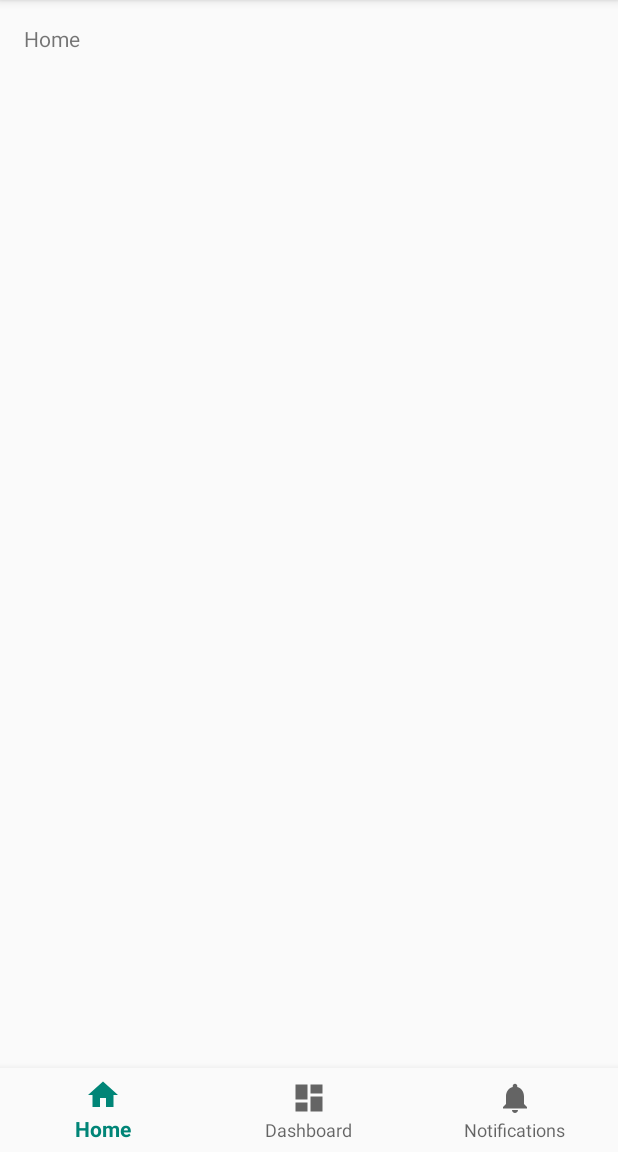
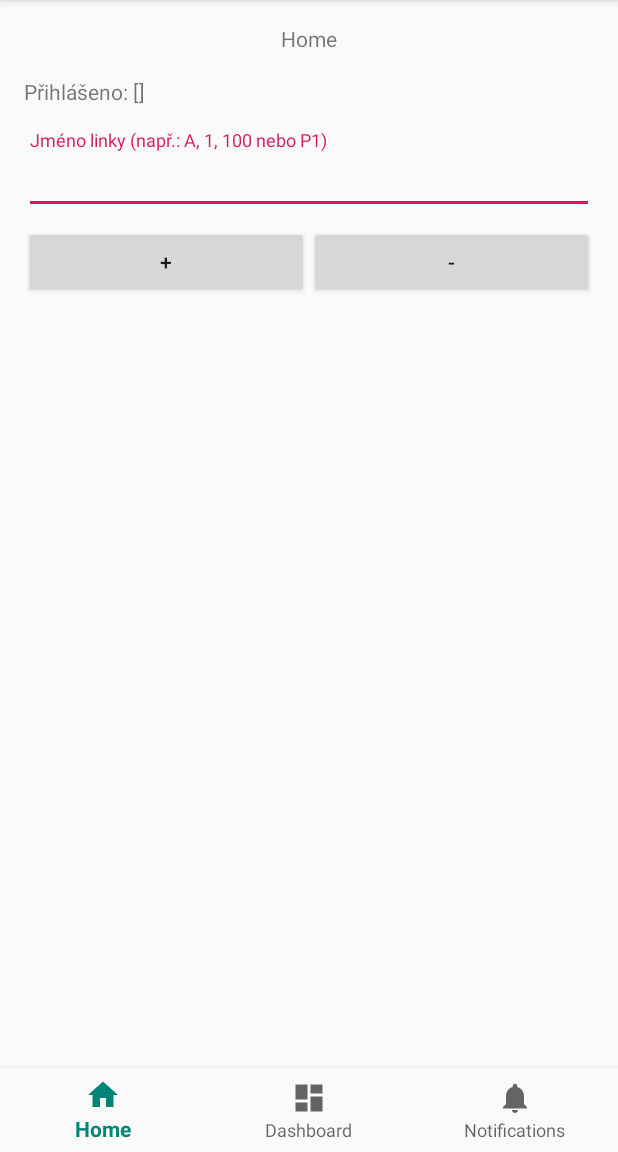
Before and after one commit to zdenda/Disruptions, an Android app: the screen it shows after launch (MainActivity), on a phone screen of 412 x 824 dp, the part 84-1236 px from its top. Run offline under Robolectric (Android 15) with nearby library versions, the phone set to English and light mode, and no system bars.

Commit message:
add receiving of Firebase Cloud Messages

```diff
--- /dev/null
+++ b/app/src/main/java/eu/zkkn/android/disruptions/Preferences.kt
@@ -0,0 +1,40 @@
+package eu.zkkn.android.disruptions
+
+import android.content.Context
+import android.content.SharedPreferences
+import android.preference.PreferenceManager
+
+
+object Preferences {
+
+    private const val PREF_KEY_TOPICS = "topics"
+
+    private lateinit var preferences: SharedPreferences
+
+
+    private fun getPreferences(context: Context): SharedPreferences {
+        if (!Preferences::preferences.isInitialized) {
+            preferences = PreferenceManager.getDefaultSharedPreferences(context.applicationContext)
+        }
+        return preferences
+    }
+
+
+    fun getTopics(context: Context): Set<String> {
+        val default = setOf<String>()
+        return getPreferences(context).getStringSet(PREF_KEY_TOPICS, default) ?: default
+    }
+
+    fun addTopic(context: Context, topic: String) {
+        getPreferences(context).edit().putStringSet(PREF_KEY_TOPICS,
+            getTopics(context).toMutableSet().apply { add(topic) })
+            .apply()
+    }
+
+    fun removeTopic(context: Context, topic: String) {
+        getPreferences(context).edit().putStringSet(PREF_KEY_TOPICS,
+            getTopics(context).toMutableSet().apply { remove(topic) })
+            .apply()
+    }
+
+}
--- a/app/src/main/res/layout/activity_main.xml
+++ b/app/src/main/res/layout/activity_main.xml
@@ -12,23 +12,86 @@
         android:id="@+id/message"
         android:layout_width="wrap_content"
         android:layout_height="wrap_content"
-            android:layout_marginStart="@dimen/activity_horizontal_margin"
-            android:layout_marginLeft="@dimen/activity_horizontal_margin"
+        android:layout_marginStart="16dp"
+        android:layout_marginLeft="16dp"
         android:layout_marginTop="@dimen/activity_vertical_margin"
+        android:layout_marginEnd="16dp"
+        android:layout_marginRight="16dp"
         android:text="@string/title_home"
+        app:layout_constraintEnd_toEndOf="parent"
         app:layout_constraintLeft_toLeftOf="parent"
-            app:layout_constraintTop_toTopOf="parent"/>
+        app:layout_constraintStart_toStartOf="parent"
+        app:layout_constraintTop_toTopOf="parent" />
+
+    <TextView
+        android:id="@+id/tvChannels"
+        android:layout_width="0dp"
+        android:layout_height="wrap_content"
+        android:layout_marginStart="16dp"
+        android:layout_marginLeft="16dp"
+        android:layout_marginTop="16dp"
+        android:layout_marginEnd="16dp"
+        android:layout_marginRight="16dp"
+        app:layout_constraintEnd_toEndOf="parent"
+        app:layout_constraintStart_toStartOf="parent"
+        app:layout_constraintTop_toBottomOf="@+id/message" />
+
+    <com.google.android.material.textfield.TextInputLayout
+        android:id="@+id/tiLine"
+        android:layout_width="0dp"
+        android:layout_height="wrap_content"
+        android:layout_marginStart="16dp"
+        android:layout_marginLeft="16dp"
+        android:layout_marginTop="16dp"
+        android:layout_marginEnd="16dp"
+        android:layout_marginRight="16dp"
+        app:layout_constraintEnd_toEndOf="parent"
+        app:layout_constraintStart_toStartOf="parent"
+        app:layout_constraintTop_toBottomOf="@+id/tvChannels">
+
+        <com.google.android.material.textfield.TextInputEditText
+            android:layout_width="match_parent"
+            android:layout_height="wrap_content"
+            android:hint="Jméno linky (např.: A, 1, 100 nebo P1)" />
+
+    </com.google.android.material.textfield.TextInputLayout>
+
+    <Button
+        android:id="@+id/btSubscribe"
+        android:layout_width="0dp"
+        android:layout_height="wrap_content"
+        android:layout_marginStart="16dp"
+        android:layout_marginLeft="16dp"
+        android:layout_marginTop="8dp"
+        android:text="+"
+        app:layout_constraintEnd_toStartOf="@+id/btUnsubscribe"
+        app:layout_constraintHorizontal_bias="0.5"
+        app:layout_constraintStart_toStartOf="parent"
+        app:layout_constraintTop_toBottomOf="@+id/tiLine" />
+
+    <Button
+        android:id="@+id/btUnsubscribe"
+        android:layout_width="0dp"
+        android:layout_height="wrap_content"
+        android:layout_marginTop="8dp"
+        android:layout_marginEnd="16dp"
+        android:layout_marginRight="16dp"
+        android:text="-"
+        app:layout_constraintEnd_toEndOf="parent"
+        app:layout_constraintHorizontal_bias="0.5"
+        app:layout_constraintStart_toEndOf="@+id/btSubscribe"
+        app:layout_constraintTop_toBottomOf="@+id/tiLine" />
 
     <com.google.android.material.bottomnavigation.BottomNavigationView
         android:id="@+id/navigation"
         android:layout_width="0dp"
         android:layout_height="wrap_content"
+        android:layout_marginStart="0dp"
         android:layout_marginEnd="0dp"
-            android:layout_marginStart="0dp"
         android:background="?android:attr/windowBackground"
         app:layout_constraintBottom_toBottomOf="parent"
         app:layout_constraintLeft_toLeftOf="parent"
         app:layout_constraintRight_toRightOf="parent"
-            app:menu="@menu/navigation"/>
+        app:menu="@menu/navigation" />
 
 </androidx.constraintlayout.widget.ConstraintLayout>
--- a/app/src/main/res/values/strings.xml
+++ b/app/src/main/res/values/strings.xml
@@ -3,4 +3,6 @@
     <string name="title_home">Home</string>
     <string name="title_dashboard">Dashboard</string>
     <string name="title_notifications">Notifications</string>
+
+    <string name="notification_channel_disruptions_name">Upozornění na mimořádnosti</string>
 </resources>
--- a/build.gradle
+++ b/build.gradle
@@ -12,6 +12,7 @@ buildscript {
     dependencies {
         classpath 'com.android.tools.build:gradle:3.3.1'
         classpath "org.jetbrains.kotlin:kotlin-gradle-plugin:$kotlin_version"
+        classpath 'com.google.gms:google-services:4.2.0'
         // NOTE: Do not place your application dependencies here; they belong
         // in the individual module build.gradle files
     }
```
Also changed, not shown: app/build.gradle (+9 -4 lines), app/src/main/AndroidManifest.xml (+7 -0 lines), app/src/main/java/eu/zkkn/android/disruptions/MainActivity.kt (+49 -0 lines), app/src/main/java/eu/zkkn/android/disruptions/messaging/MyFirebaseMessagingService.kt (added, +54 -0 lines), 1 other file. Lines whose indentation alone changed are shown as unchanged.
